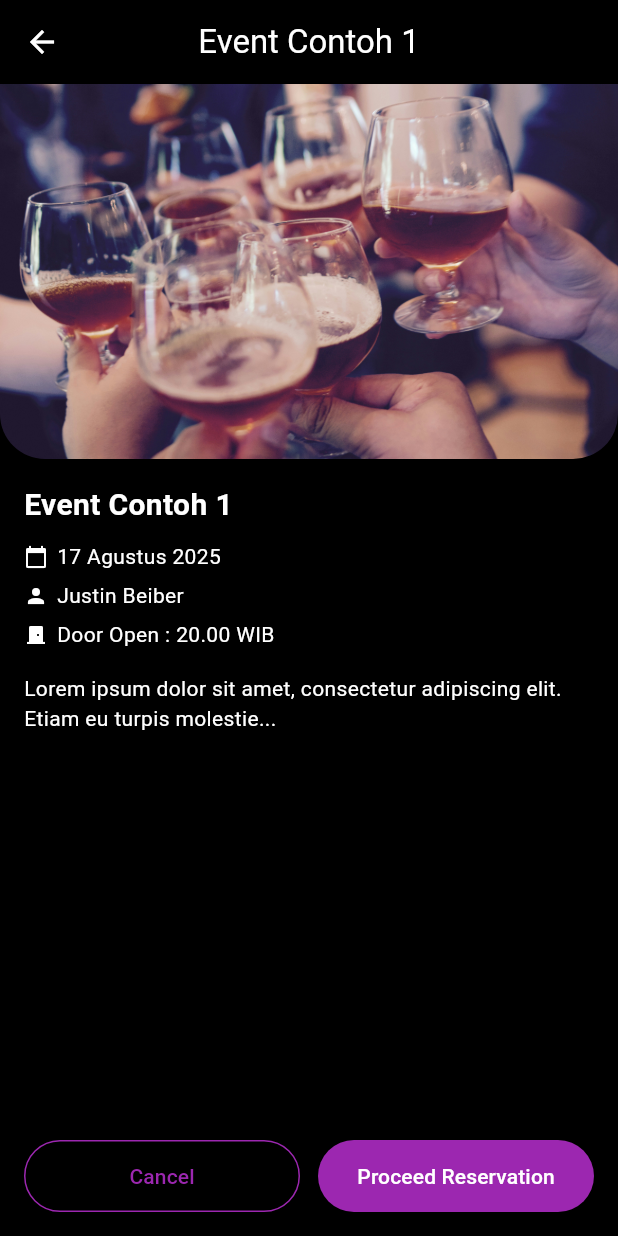
After one commit to AltariaAngkasa/Booking, a Flutter app: the EventDetailPage screen opened directly, on a phone screen of 412 x 824 dp. The commit adds this screen. Run offline on Flutter 3.47's test engine with Material 3 defaults, Android fonts, the phone set to English and light mode, and no system bars; our stand-ins replace cloud_firestore, firebase_auth, firebase_core, pinput; accounts and stored records are empty.

Commit message:
Penambahan Detail Event

```diff
--- /dev/null
+++ b/lib/screens/mainScreen/event_detail_page.dart
@@ -0,0 +1,154 @@
+import 'package:flutter/material.dart';
+
+class EventDetailPage extends StatelessWidget {
+  final String title;
+  final String date;
+  final String artist;
+  final String time;
+  final String imagePath;
+
+  const EventDetailPage({
+    Key? key,
+    required this.title,
+    required this.date,
+    required this.artist,
+    required this.time,
+    required this.imagePath,
+  }) : super(key: key);
+
+  @override
+  Widget build(BuildContext context) {
+    // TODO: implement build
+    return Scaffold(
+      backgroundColor: Colors.black,
+      appBar: AppBar(
+        backgroundColor: Colors.transparent,
+        title: Text(title),
+        centerTitle: true,
+        foregroundColor: Colors.white,
+        elevation: 0,
+      ),
+      body: Column(
+        crossAxisAlignment: CrossAxisAlignment.start,
+        children: [
+          //Banner Image
+          ClipRRect(
+            borderRadius: const BorderRadius.only(
+              bottomLeft: Radius.circular(30),
+              bottomRight: Radius.circular(30),
+            ),
+            child: Image.asset(
+              imagePath,
+              width: double.infinity,
+              height: 250,
+              fit: BoxFit.cover,
+            ),
+          ),
+
+          //Event Info
+          Expanded(
+            child: Padding(
+              padding: const EdgeInsets.all(16.0),
+              child: Column(
+                crossAxisAlignment: CrossAxisAlignment.start,
+                children: [
+                  Text(
+                    title,
+                    style: const TextStyle(
+                      color: Colors.white,
+                      fontSize: 20,
+                      fontWeight: FontWeight.bold,
+                    ),
+                  ),
+                  const SizedBox(height: 10),
+
+                  Row(
+                    children: [
+                      const Icon(
+                        Icons.calendar_today,
+                        color: Colors.white,
+                        size: 16,
+                      ),
+                      const SizedBox(width: 6),
+                      Text(date, style: const TextStyle(color: Colors.white)),
+                    ],
+                  ),
+                  const SizedBox(height: 6),
+                  Row(
+                    children: [
+                      const Icon(Icons.person, color: Colors.white, size: 16),
+                      const SizedBox(width: 6),
+                      Text(artist, style: const TextStyle(color: Colors.white)),
+                    ],
+                  ),
+                  const SizedBox(height: 6),
+                  Row(
+                    children: [
+                      const Icon(
+                        Icons.door_front_door,
+                        color: Colors.white,
+                        size: 16,
+                      ),
+                      const SizedBox(width: 6),
+                      Text(
+                        'Door Open : $time WIB',
+                        style: const TextStyle(color: Colors.white),
+                      ),
+                    ],
+                  ),
+
+                  const SizedBox(height: 16),
+
+                  const Text(
+                    'Lorem ipsum dolor sit amet, consectetur adipiscing elit. Etiam eu turpis molestie...',
+                    style: TextStyle(color: Colors.white),
+                  ),
+
+                  const Spacer(),
+
+                  //Action Button
+                  Row(
+                    children: [
+                      Expanded(
+                        child: OutlinedButton(
+                          onPressed: () {
+                            Navigator.pop(context);
+                          },
+                          style: OutlinedButton.styleFrom(
+                            side: const BorderSide(color: Colors.purple),
+                            padding: const EdgeInsets.symmetric(vertical: 14),
+                          ),
+                          child: const Text(
+                            'Cancel',
+                            style: TextStyle(color: Colors.purple),
+                          ),
+                        ),
+                      ),
+
+                      const SizedBox(width: 12),
+                      Expanded(
+                        child: ElevatedButton(
+                          onPressed: () {
+                            //Buatkan untuk Reservasi ya
+                          },
+                          style: ElevatedButton.styleFrom(
+                            backgroundColor: Colors.purple,
+                            padding: const EdgeInsets.symmetric(vertical: 14),
+                          ),
+                          child: const Text(
+                            'Proceed Reservation',
+                            style: TextStyle(color: Colors.white),
+                          ),
+                        ),
+                      ),
+                    ],
+                  ),
+                ],
+              ),
+            ),
+          ),
+        ],
+      ),
+    );
+  }
+}
--- a/lib/screens/mainScreen/homepage.dart
+++ b/lib/screens/mainScreen/homepage.dart
@@ -1,3 +1,4 @@
+import 'package:aplikasi/screens/mainScreen/event_detail_page.dart';
 import 'package:flutter/material.dart';
 
 class HomePage extends StatelessWidget {
@@ -143,7 +144,22 @@ class HomePage extends StatelessWidget {
   }
 
   Widget _buildFullCard(BuildContext context) {
-    return ClipRRect(
+    return GestureDetector(
+      onTap: () {
+        Navigator.push(
+          context,
+          MaterialPageRoute(
+            builder: (_) => EventDetailPage(
+              title: 'Event Contoh 1',
+              date: '17 Agustus 2025',
+              artist: 'Justin Beiber',
+              time: '20.00',
+              imagePath: 'assets/sample.jpg',
+            ),
+          ),
+        );
+      },
+      child: ClipRRect(
         borderRadius: BorderRadius.circular(16),
         child: Image.asset(
           'assets/sample.jpg',
@@ -151,6 +167,7 @@ class HomePage extends StatelessWidget {
           height: 180,
           fit: BoxFit.cover,
         ),
+      ),
     );
   }
 }
```
Lines whose indentation alone changed are shown as unchanged.
